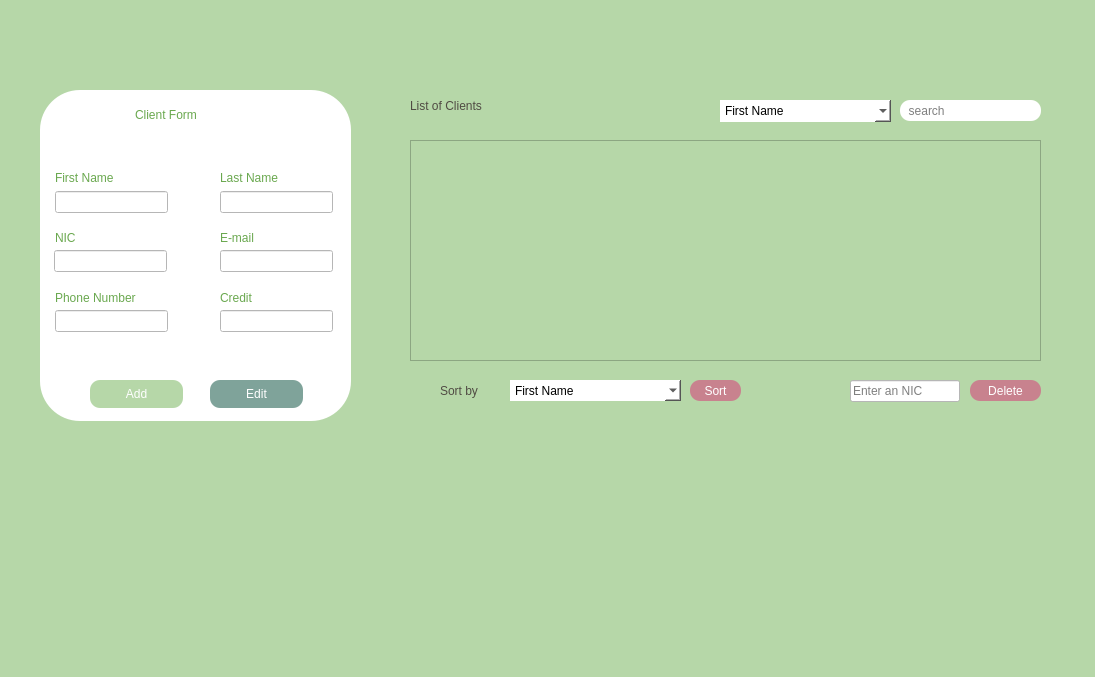
skander-kechaou/SMART-charging-station, file mainwindow.ui: the form before one commit.
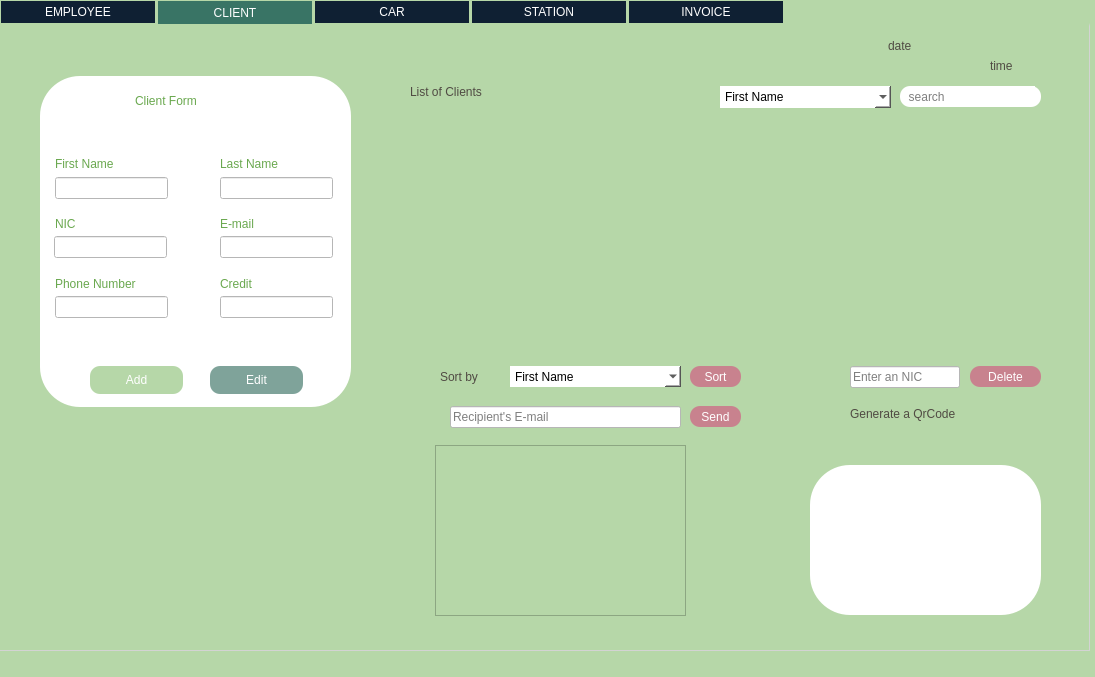
The form after the commit. Icons and pictures are not drawn.

Commit message: 5th commit from client on mainwindow.ui

What changed in the file:
```diff
--- a/mainwindow.ui
+++ b/mainwindow.ui
@@ -20,11 +20,263 @@
 }</string>
   </property>
   <widget class="QWidget" name="centralwidget">
+   <widget class="QTabWidget" name="tabWidget">
+    <property name="geometry">
+     <rect>
+      <x>-1</x>
+      <y>0</y>
+      <width>1091</width>
+      <height>651</height>
+     </rect>
+    </property>
+    <property name="styleSheet">
+     <string notr="true">QTabWidget:pane {
+border: 1px solid gray;
+}
+QTabWidget::pane {
+  border: 1px solid lightgray;
+  top:-1px; 
+  background:rgb(0, 170, 255); 
+} 
+
+QTabBar::tab {
+  background:rgb(255, 0, 0); 
+  border: 1px rgb(0, 85, 255); 
+  padding: 15px;
+} 
+
+QTabBar::tab:selected { 
+  background: rgb(245, 245, 245); 
+  margin-bottom: -1px; 
+}
+QTabWidget {  
+    background-color:#B6D7A8;
+    border-top: 2px solid #B6D7A8;  
+} 
+QTabWidget::pane { /* The tab widget frame */  
+    border-top: 3px solid #B6D7A8;  
+} 
+ /* Style the tab using the tab sub-control. Note that 
+    it reads QTabBar _not_ QTabWidget */  
+QTabBar::tab {  
+    background-color:#0f2033;
+    border: 1px solid #B6D7A8;  
+    min-width: 150px; 
+    min-height:22px;
+    padding: 0px  2px; 
+    color: rgb(255, 255, 255);
+    margin-left: 1px;
+    font: 75 10pt &quot;Berlin Sans FB&quot;;
+}  
+  
+QTabBar::tab:selected, QTabBar::tab:hover {  
+    background-color:#397465;
+    margin-top: 0px;
+    
+}  
+  
+
+  
+QTabBar::tab:!selected {  
+    /*margin-top: 5px;  make non-selected tabs look smaller */  
+}  
+
+</string>
+    </property>
+    <property name="currentIndex">
+     <number>1</number>
+    </property>
+    <widget class="QWidget" name="tab">
+     <attribute name="title">
+      <string>EMPLOYEE</string>
+     </attribute>
+    </widget>
+    <widget class="QWidget" name="tabClient">
+     <attribute name="title">
+      <string>CLIENT</string>
+     </attribute>
+     <widget class="QTableView" name="tableView">
+      <property name="geometry">
+       <rect>
+        <x>410</x>
+        <y>100</y>
+        <width>631</width>
+        <height>221</height>
+       </rect>
+      </property>
+      <property name="styleSheet">
+       <string notr="true">QHeaderView::section {
+    background-color: #7FA39A;
+    border: none;
+    padding: 5px;
+}
+
+QHeaderView::section:first {
+    border-top-left-radius: 10px;
+    border-bottom-left-radius: 10px;
+}
+
+QHeaderView::section:last {
+    border-top-right-radius: 10px;
+    border-bottom-right-radius: 10px;
+}
+
+QTableView::item {
+    background-color: white;
+    border: none;
+    padding: 5px;
+    margin-top: 10px;
+    text-align: center; /* align item content */
+}
+
+QTableView::item:first {
+    border-top-left-radius: 10px;
+    border-bottom-left-radius: 10px;
+    margin-top: 0;
+}
+
+QTableView::item:last {
+    border-top-right-radius: 10px;
+    border-bottom-right-radius: 10px;
+}
+
+QTableView::item:selected {
+    color: #397465;
+}
+
+QTableView::horizontalHeader {
+    border: none;
+}
+
+QTableView::verticalHeader {
+    border: none;
+}
+
+QTableView {
+    border: none;
+    padding-top: 10px;
+    margin-right: 10px;
+}
+QScrollBar:vertical { background-color: #7FA39A; }
+</string>
+      </property>
+      <property name="alternatingRowColors">
+       <bool>false</bool>
+      </property>
+      <property name="showGrid">
+       <bool>false</bool>
+      </property>
+      <property name="cornerButtonEnabled">
+       <bool>false</bool>
+      </property>
+      <attribute name="horizontalHeaderVisible">
+       <bool>false</bool>
+      </attribute>
+      <attribute name="horizontalHeaderCascadingSectionResizes">
+       <bool>false</bool>
+      </attribute>
+      <attribute name="horizontalHeaderHighlightSections">
+       <bool>false</bool>
+      </attribute>
+      <attribute name="horizontalHeaderStretchLastSection">
+       <bool>false</bool>
+      </attribute>
+      <attribute name="verticalHeaderVisible">
+       <bool>false</bool>
+      </attribute>
+      <attribute name="verticalHeaderCascadingSectionResizes">
+       <bool>false</bool>
+      </attribute>
+      <attribute name="verticalHeaderHighlightSections">
+       <bool>false</bool>
+      </attribute>
+      <attribute name="verticalHeaderStretchLastSection">
+       <bool>false</bool>
+      </attribute>
+     </widget>
+     <widget class="QLineEdit" name="searchEdit">
+      <property name="geometry">
+       <rect>
+        <x>900</x>
+        <y>60</y>
+        <width>141</width>
+        <height>21</height>
+       </rect>
+      </property>
+      <property name="styleSheet">
+       <string notr="true">QLineEdit
+{
+	background-color: rgb(255, 255, 255);
+	border-radius: 10px;
+	font: 9pt &quot;Berlin Sans FB&quot;;
+}</string>
+      </property>
+      <property name="text">
+       <string/>
+      </property>
+      <property name="placeholderText">
+       <string>  search</string>
+      </property>
+     </widget>
+     <widget class="QComboBox" name="searchCombo">
+      <property name="geometry">
+       <rect>
+        <x>720</x>
+        <y>60</y>
+        <width>171</width>
+        <height>22</height>
+       </rect>
+      </property>
+      <property name="styleSheet">
+       <string notr="true">QComboBox
+{
+	background-color: rgb(255, 255, 255);
+	border-radius: 20px;
+	font: 9pt &quot;Berlin Sans FB&quot;;
+
+}</string>
+      </property>
+      <item>
+       <property name="text">
+        <string>First Name</string>
+       </property>
+      </item>
+      <item>
+       <property name="text">
+        <string>Last Name</string>
+       </property>
+      </item>
+      <item>
+       <property name="text">
+        <string>NIC</string>
+       </property>
+      </item>
+     </widget>
+     <widget class="QLineEdit" name="deleteEdit">
+      <property name="geometry">
+       <rect>
+        <x>850</x>
+        <y>340</y>
+        <width>110</width>
+        <height>22</height>
+       </rect>
+      </property>
+      <property name="styleSheet">
+       <string notr="true">QLineEdit
+{
+	background-color: rgb(255, 255, 255);
+	font: 9pt &quot;Berlin Sans FB&quot;;
+}</string>
+      </property>
+      <property name="placeholderText">
+       <string>Enter an NIC</string>
+      </property>
+     </widget>
    <widget class="QGroupBox" name="Form">
     <property name="geometry">
      <rect>
       <x>40</x>
-      <y>90</y>
+        <y>50</y>
       <width>311</width>
       <height>331</height>
      </rect>
@@ -405,114 +657,12 @@
       <bool>true</bool>
      </property>
     </widget>
-    <zorder>FormLabel</zorder>
-    <zorder>fnameLabel</zorder>
-    <zorder>lnameLabel</zorder>
-    <zorder>fnameEdit</zorder>
-    <zorder>lnameEdit</zorder>
-    <zorder>NIClabel</zorder>
-    <zorder>emailLabel</zorder>
-    <zorder>emailEdit</zorder>
-    <zorder>pnbLabel</zorder>
-    <zorder>pnbEdit</zorder>
-    <zorder>addButton</zorder>
-    <zorder>icon</zorder>
-    <zorder>nicEdit</zorder>
-    <zorder>EditButton</zorder>
-    <zorder>creditLabel</zorder>
-    <zorder>creditEdit</zorder>
-    <zorder>refreshButton</zorder>
-   </widget>
-   <widget class="QLabel" name="client">
-    <property name="geometry">
-     <rect>
-      <x>132</x>
-      <y>440</y>
-      <width>141</width>
-      <height>171</height>
-     </rect>
-    </property>
-    <property name="text">
-     <string/>
-    </property>
-    <property name="pixmap">
-     <pixmap>client.png</pixmap>
-    </property>
-   </widget>
-   <widget class="QLabel" name="listClients">
-    <property name="geometry">
-     <rect>
-      <x>410</x>
-      <y>96</y>
-      <width>141</width>
-      <height>20</height>
-     </rect>
-    </property>
-    <property name="styleSheet">
-     <string notr="true">QLabel
-{
-	color: rgb(80, 75, 67);
-	font: 15pt &quot;Berlin Sans FB&quot;;
-	text-align: right;
-}</string>
-    </property>
-    <property name="text">
-     <string>List of Clients</string>
-    </property>
-   </widget>
-   <widget class="QLineEdit" name="searchEdit">
-    <property name="geometry">
-     <rect>
-      <x>900</x>
-      <y>100</y>
-      <width>141</width>
-      <height>21</height>
-     </rect>
-    </property>
-    <property name="styleSheet">
-     <string notr="true">QLineEdit
-{
-	background-color: rgb(255, 255, 255);
-	border-radius: 10px;
-	font: 9pt &quot;Berlin Sans FB&quot;;
-}</string>
-    </property>
-    <property name="text">
-     <string/>
-    </property>
-    <property name="placeholderText">
-     <string>  search</string>
-    </property>
-   </widget>
-   <widget class="QPushButton" name="searchButton">
-    <property name="geometry">
-     <rect>
-      <x>1010</x>
-      <y>100</y>
-      <width>21</width>
-      <height>20</height>
-     </rect>
-    </property>
-    <property name="styleSheet">
-     <string notr="true">QPushButton
-{
-	background-color: rgb(255, 255, 255);
-	border-radius: 40px;
-}</string>
-    </property>
-    <property name="text">
-     <string/>
-    </property>
-    <property name="icon">
-     <iconset>
-      <normaloff>search-interface-symbol.png</normaloff>search-interface-symbol.png</iconset>
-    </property>
    </widget>
    <widget class="QLabel" name="Sortby">
     <property name="geometry">
      <rect>
       <x>440</x>
-      <y>380</y>
+        <y>340</y>
       <width>71</width>
       <height>21</height>
      </rect>
@@ -533,7 +683,7 @@
     <property name="geometry">
      <rect>
       <x>510</x>
-      <y>380</y>
+        <y>340</y>
       <width>171</width>
       <height>21</height>
      </rect>
@@ -563,42 +713,78 @@
      </property>
     </item>
    </widget>
-   <widget class="QPushButton" name="sortButton">
+     <widget class="QGroupBox" name="groupBox">
     <property name="geometry">
      <rect>
-      <x>690</x>
-      <y>380</y>
-      <width>51</width>
-      <height>21</height>
+        <x>810</x>
+        <y>439</y>
+        <width>231</width>
+        <height>150</height>
      </rect>
     </property>
     <property name="styleSheet">
-     <string notr="true">QPushButton
+       <string notr="true">QGroupBox
 {
+	background-color: rgb(255, 255, 255);
 	color: rgb(255, 255, 255);
-	background-color: rgb(200, 130, 142);
-	font: 10pt &quot;Berlin Sans FB&quot;;
-	border-radius: 10px;
-}
-
-QPushButton:hover
+	border-radius: 40px;
+	font: 9pt &quot;Berlin Sans FB&quot; #000000;
+}</string>
+      </property>
+      <property name="title">
+       <string/>
+      </property>
+      <widget class="QLabel" name="qrLabel">
+       <property name="geometry">
+        <rect>
+         <x>55</x>
+         <y>16</y>
+         <width>120</width>
+         <height>120</height>
+        </rect>
+       </property>
+       <property name="styleSheet">
+        <string notr="true">QLabel
 {
-	color: rgb(255, 255, 255);
-	font: 12pt &quot;Berlin Sans FB&quot;;
-	background-color: rgb(167, 82, 97);
-	border-radius: 10px;
+	
+	background-color: rgb(255, 255, 255);
 }</string>
     </property>
     <property name="text">
-     <string>Sort</string>
-    </property>
-   </widget>
-   <widget class="QLabel" name="sortLabel">
+        <string/>
+       </property>
+      </widget>
+     </widget>
+     <widget class="QPushButton" name="searchButton">
     <property name="geometry">
      <rect>
-      <x>410</x>
-      <y>380</y>
+        <x>1014</x>
+        <y>60</y>
       <width>21</width>
+        <height>20</height>
+       </rect>
+      </property>
+      <property name="styleSheet">
+       <string notr="true">QPushButton
+{
+	background-color: rgb(255, 255, 255);
+	border-radius: 40px;
+}</string>
+      </property>
+      <property name="text">
+       <string/>
+      </property>
+      <property name="icon">
+       <iconset>
+        <normaloff>search-interface-symbol.png</normaloff>search-interface-symbol.png</iconset>
+      </property>
+     </widget>
+     <widget class="QLabel" name="mailing">
+      <property name="geometry">
+       <rect>
+        <x>410</x>
+        <y>380</y>
+        <width>31</width>
       <height>21</height>
      </rect>
     </property>
@@ -606,32 +792,15 @@
      <string/>
     </property>
     <property name="pixmap">
-     <pixmap>sort.png</pixmap>
-    </property>
-   </widget>
-   <widget class="QTableView" name="tableView">
-    <property name="geometry">
-     <rect>
-      <x>410</x>
-      <y>140</y>
-      <width>631</width>
-      <height>221</height>
-     </rect>
-    </property>
-    <property name="styleSheet">
-     <string notr="true">QTableView
-{
-	
-	gridline-color: rgb(255, 255, 255);
-}</string>
+       <pixmap>email.png</pixmap>
     </property>
    </widget>
    <widget class="QLabel" name="trashcan">
     <property name="geometry">
      <rect>
       <x>810</x>
-      <y>375</y>
-      <width>30</width>
+        <y>336</y>
+        <width>31</width>
       <height>31</height>
      </rect>
     </property>
@@ -642,32 +811,28 @@
      <pixmap>trash-can.png</pixmap>
     </property>
    </widget>
-   <widget class="QLineEdit" name="deleteEdit">
+     <widget class="QLabel" name="client">
     <property name="geometry">
      <rect>
-      <x>850</x>
-      <y>380</y>
-      <width>110</width>
-      <height>22</height>
-     </rect>
-    </property>
-    <property name="styleSheet">
-     <string notr="true">QLineEdit
-{
-	background-color: rgb(255, 255, 255);
-	font: 9pt &quot;Berlin Sans FB&quot;;
-}</string>
-    </property>
-    <property name="placeholderText">
-     <string>Enter an NIC</string>
-    </property>
-   </widget>
-   <widget class="QPushButton" name="deleteButton">
+        <x>120</x>
+        <y>417</y>
+        <width>141</width>
+        <height>171</height>
+       </rect>
+      </property>
+      <property name="text">
+       <string/>
+      </property>
+      <property name="pixmap">
+       <pixmap>client.png</pixmap>
+      </property>
+     </widget>
+     <widget class="QPushButton" name="sortButton">
     <property name="geometry">
      <rect>
-      <x>970</x>
-      <y>380</y>
-      <width>71</width>
+        <x>690</x>
+        <y>340</y>
+        <width>51</width>
       <height>21</height>
      </rect>
     </property>
@@ -689,48 +854,14 @@
 }</string>
     </property>
     <property name="text">
-     <string>Delete</string>
-    </property>
-   </widget>
-   <widget class="QComboBox" name="searchCombo">
-    <property name="geometry">
-     <rect>
-      <x>720</x>
-      <y>100</y>
-      <width>171</width>
-      <height>22</height>
-     </rect>
-    </property>
-    <property name="styleSheet">
-     <string notr="true">QComboBox
-{
-	background-color: rgb(255, 255, 255);
-	border-radius: 20px;
-	font: 9pt &quot;Berlin Sans FB&quot;;
-
-}</string>
-    </property>
-    <item>
-     <property name="text">
-      <string>First Name</string>
-     </property>
-    </item>
-    <item>
-     <property name="text">
-      <string>Last Name</string>
-     </property>
-    </item>
-    <item>
-     <property name="text">
-      <string>NIC</string>
-     </property>
-    </item>
-   </widget>
+       <string>Sort</string>
+      </property>
+     </widget>
    <widget class="QPushButton" name="PDFButton">
     <property name="geometry">
      <rect>
       <x>560</x>
-      <y>90</y>
+        <y>50</y>
       <width>21</width>
       <height>28</height>
      </rect>
@@ -757,6 +888,245 @@
     <property name="flat">
      <bool>true</bool>
     </property>
+     </widget>
+     <widget class="QLabel" name="listClients">
+      <property name="geometry">
+       <rect>
+        <x>410</x>
+        <y>56</y>
+        <width>141</width>
+        <height>20</height>
+       </rect>
+      </property>
+      <property name="styleSheet">
+       <string notr="true">QLabel
+{
+	color: rgb(80, 75, 67);
+	font: 15pt &quot;Berlin Sans FB&quot;;
+	text-align: right;
+}</string>
+      </property>
+      <property name="text">
+       <string>List of Clients</string>
+      </property>
+     </widget>
+     <widget class="QPushButton" name="qrcodeButton">
+      <property name="geometry">
+       <rect>
+        <x>806</x>
+        <y>373</y>
+        <width>31</width>
+        <height>31</height>
+       </rect>
+      </property>
+      <property name="text">
+       <string/>
+      </property>
+      <property name="icon">
+       <iconset>
+        <normaloff>qr-code.png</normaloff>qr-code.png</iconset>
+      </property>
+      <property name="iconSize">
+       <size>
+        <width>24</width>
+        <height>24</height>
+       </size>
+      </property>
+      <property name="flat">
+       <bool>true</bool>
+      </property>
+     </widget>
+     <widget class="QLabel" name="label">
+      <property name="geometry">
+       <rect>
+        <x>850</x>
+        <y>380</y>
+        <width>171</width>
+        <height>16</height>
+       </rect>
+      </property>
+      <property name="styleSheet">
+       <string notr="true">QLabel
+{
+	color: rgb(80, 75, 67);
+	font: 12pt &quot;Berlin Sans FB&quot;;
+	text-align: right;
+}</string>
+      </property>
+      <property name="text">
+       <string>Generate a QrCode</string>
+      </property>
+     </widget>
+     <widget class="QFrame" name="chart">
+      <property name="geometry">
+       <rect>
+        <x>435</x>
+        <y>419</y>
+        <width>251</width>
+        <height>171</height>
+       </rect>
+      </property>
+      <property name="frameShape">
+       <enum>QFrame::StyledPanel</enum>
+      </property>
+      <property name="frameShadow">
+       <enum>QFrame::Raised</enum>
+      </property>
+     </widget>
+     <widget class="QPushButton" name="sendButton">
+      <property name="geometry">
+       <rect>
+        <x>690</x>
+        <y>380</y>
+        <width>51</width>
+        <height>21</height>
+       </rect>
+      </property>
+      <property name="styleSheet">
+       <string notr="true">QPushButton
+{
+	color: rgb(255, 255, 255);
+	background-color: rgb(200, 130, 142);
+	font: 10pt &quot;Berlin Sans FB&quot;;
+	border-radius: 10px;
+}
+
+QPushButton:hover
+{
+	color: rgb(255, 255, 255);
+	font: 12pt &quot;Berlin Sans FB&quot;;
+	background-color: rgb(167, 82, 97);
+	border-radius: 10px;
+}</string>
+      </property>
+      <property name="text">
+       <string>Send</string>
+      </property>
+     </widget>
+     <widget class="QPushButton" name="deleteButton">
+      <property name="geometry">
+       <rect>
+        <x>970</x>
+        <y>340</y>
+        <width>71</width>
+        <height>21</height>
+       </rect>
+      </property>
+      <property name="styleSheet">
+       <string notr="true">QPushButton
+{
+	color: rgb(255, 255, 255);
+	background-color: rgb(200, 130, 142);
+	font: 10pt &quot;Berlin Sans FB&quot;;
+	border-radius: 10px;
+}
+
+QPushButton:hover
+{
+	color: rgb(255, 255, 255);
+	font: 12pt &quot;Berlin Sans FB&quot;;
+	background-color: rgb(167, 82, 97);
+	border-radius: 10px;
+}</string>
+      </property>
+      <property name="text">
+       <string>Delete</string>
+      </property>
+     </widget>
+     <widget class="QLabel" name="sortLabel">
+      <property name="geometry">
+       <rect>
+        <x>410</x>
+        <y>340</y>
+        <width>21</width>
+        <height>21</height>
+       </rect>
+      </property>
+      <property name="text">
+       <string/>
+      </property>
+      <property name="pixmap">
+       <pixmap>sort.png</pixmap>
+      </property>
+     </widget>
+     <widget class="QLineEdit" name="recipientEdit">
+      <property name="geometry">
+       <rect>
+        <x>450</x>
+        <y>380</y>
+        <width>231</width>
+        <height>22</height>
+       </rect>
+      </property>
+      <property name="styleSheet">
+       <string notr="true">QLineEdit
+{
+	background-color: rgb(255, 255, 255);
+	font: 9pt &quot;Berlin Sans FB&quot;;
+}</string>
+      </property>
+      <property name="placeholderText">
+       <string>Recipient's E-mail</string>
+      </property>
+     </widget>
+     <widget class="QLabel" name="Date">
+      <property name="geometry">
+       <rect>
+        <x>888</x>
+        <y>10</y>
+        <width>161</width>
+        <height>20</height>
+       </rect>
+      </property>
+      <property name="styleSheet">
+       <string notr="true">QLabel
+{
+	color: rgb(80, 75, 67);
+	font: 10pt &quot;Berlin Sans FB&quot;;
+	text-align: right;
+}</string>
+      </property>
+      <property name="text">
+       <string>date</string>
+      </property>
+     </widget>
+     <widget class="QLabel" name="time">
+      <property name="geometry">
+       <rect>
+        <x>990</x>
+        <y>30</y>
+        <width>61</width>
+        <height>20</height>
+       </rect>
+      </property>
+      <property name="styleSheet">
+       <string notr="true">QLabel
+{
+	color: rgb(80, 75, 67);
+	font: 10pt &quot;Berlin Sans FB&quot;;
+	text-align: right;
+}</string>
+      </property>
+      <property name="text">
+       <string>time</string>
+      </property>
+     </widget>
+    </widget>
+    <widget class="QWidget" name="tab_2">
+     <attribute name="title">
+      <string>CAR</string>
+     </attribute>
+    </widget>
+    <widget class="QWidget" name="tab_3">
+     <attribute name="title">
+      <string>STATION</string>
+     </attribute>
+    </widget>
+    <widget class="QWidget" name="tab_4">
+     <attribute name="title">
+      <string>INVOICE</string>
+     </attribute>
+    </widget>
    </widget>
   </widget>
   <widget class="QMenuBar" name="menubar">
```
Lines whose indentation alone changed are shown as unchanged.
